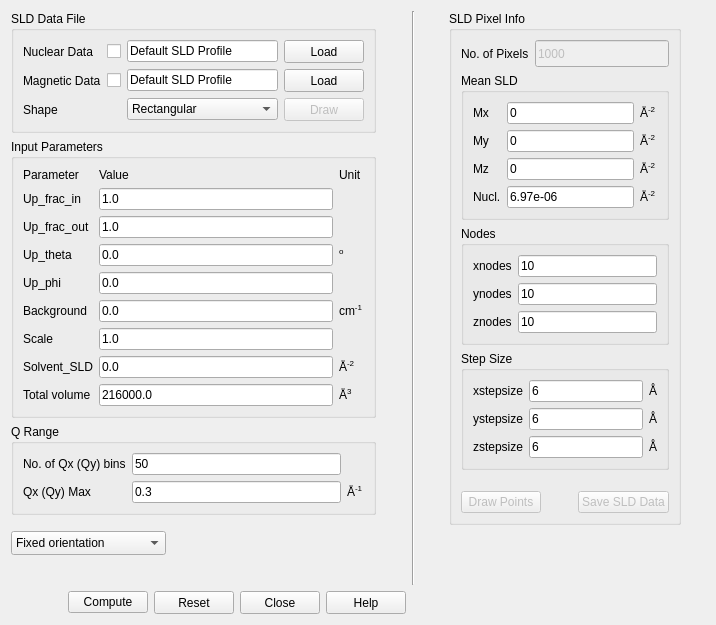
This is src/sas/qtgui/Calculators/UI/GenericScatteringCalculator.ui in SasView/sasview as Qt 5 draws it before an edit. The edited form follows.
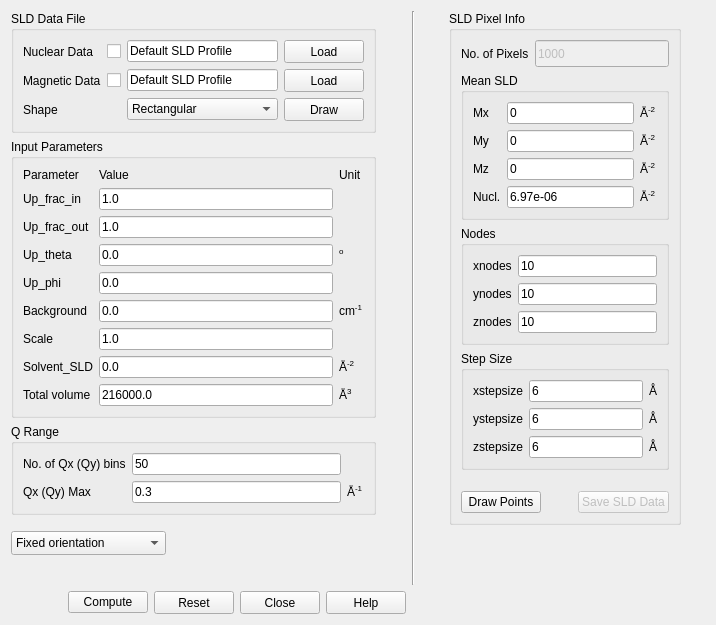
This is the edited form. Icons and pictures are not drawn.

Commit message:
enabled draw functions
-Added the new sld_data system into the draw functionality
-Draw and DrawPoints now begin enabled because with the new formation of sld_data which utilises the GUI information - even the initial data can be plotted

Patch:
```diff
--- a/src/sas/qtgui/Calculators/UI/GenericScatteringCalculator.ui
+++ b/src/sas/qtgui/Calculators/UI/GenericScatteringCalculator.ui
@@ -257,7 +257,7 @@
         <item row="2" column="3">
          <widget class="QPushButton" name="cmdDraw">
           <property name="enabled">
-           <bool>false</bool>
+           <bool>true</bool>
           </property>
           <property name="sizePolicy">
            <sizepolicy hsizetype="Minimum" vsizetype="Fixed">
@@ -859,7 +859,7 @@
       <item row="5" column="0" colspan="2">
        <widget class="QPushButton" name="cmdDrawpoints">
         <property name="enabled">
-         <bool>false</bool>
+         <bool>true</bool>
         </property>
         <property name="sizePolicy">
          <sizepolicy hsizetype="Minimum" vsizetype="Fixed">
```
The commit also changes 1 other file.
